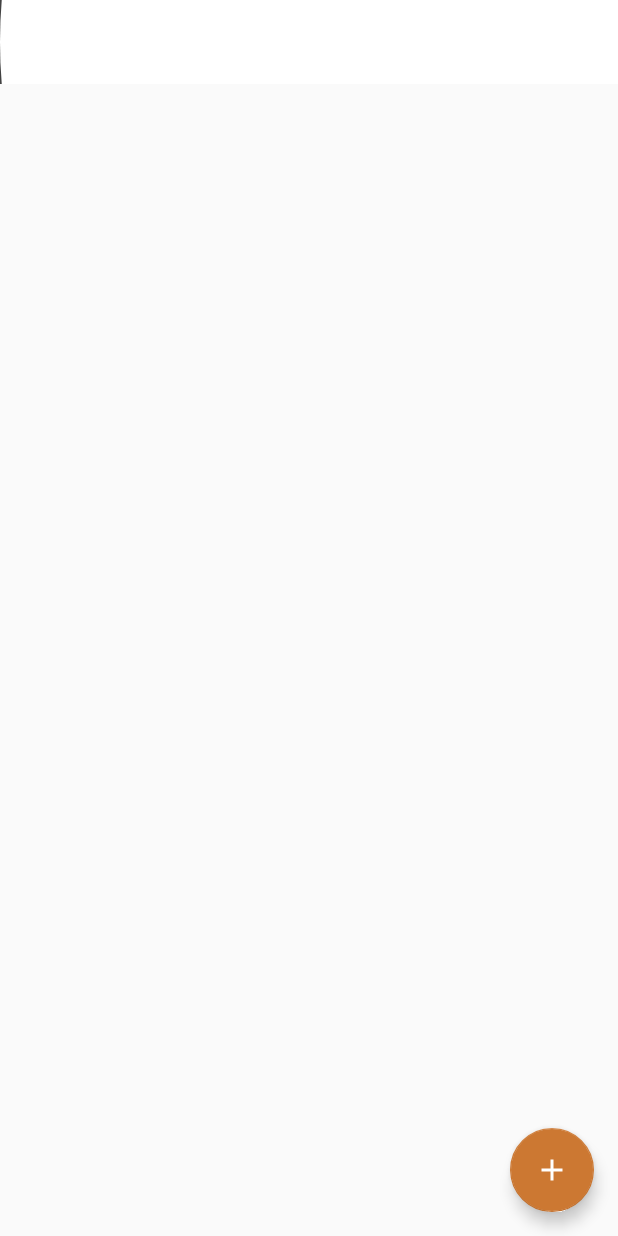
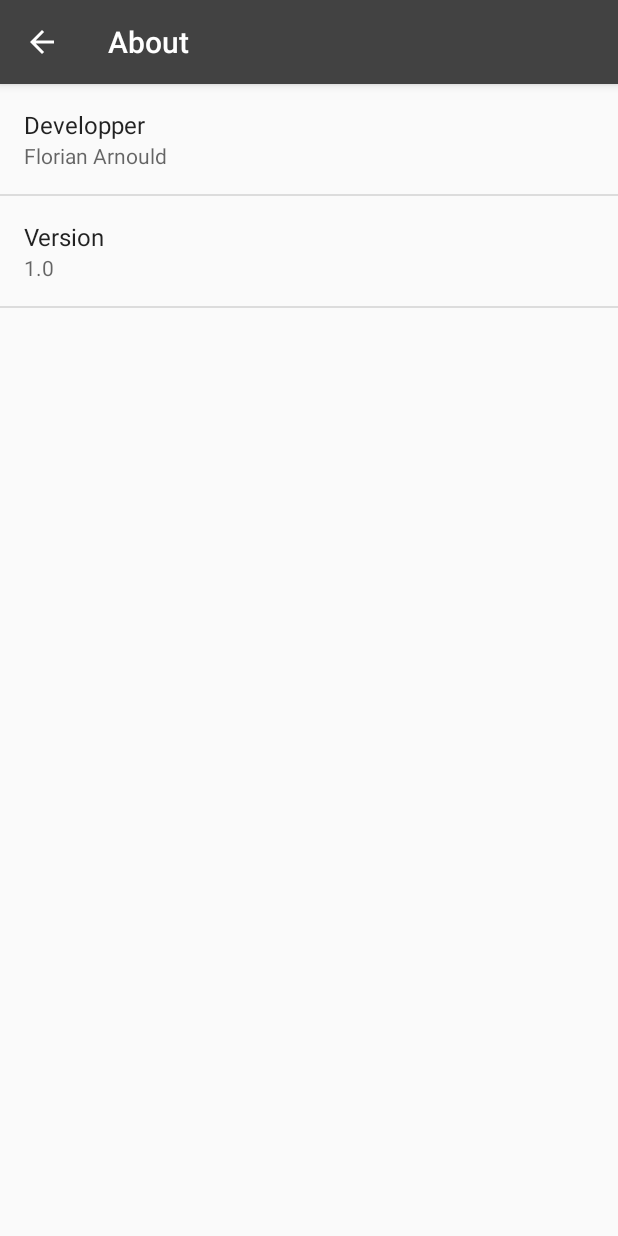
Before and after one commit to FlorianArnould/Todo, an Android app: the screen it shows after launch (MainActivity before the commit, AboutActivity after it), in the side drawer, after a tap on "About", on a phone screen of 412 x 824 dp. Run offline under Robolectric (Android 15) with nearby library versions, the phone set to English and light mode, and no system bars.

Commit message:
add about activity

```diff
--- a/app/src/main/AndroidManifest.xml
+++ b/app/src/main/AndroidManifest.xml
@@ -24,6 +24,10 @@
             android:name=".view.settings.SettingsActivity"
             android:label="@string/action_settings"
             android:theme="@style/AppTheme.NoActionBar"/>
+        <activity
+            android:name=".view.about.AboutActivity"
+            android:label="@string/action_about"
+            android:theme="@style/AppTheme.NoActionBar"/>
     </application>
 
 </manifest>
--- /dev/null
+++ b/app/src/main/java/fr/socket/flo/todo/view/about/AboutActivity.java
@@ -0,0 +1,38 @@
+package fr.socket.flo.todo.view.about;
+
+import android.os.Bundle;
+import android.support.v7.app.AppCompatActivity;
+import android.support.v7.widget.Toolbar;
+import android.view.MenuItem;
+
+import fr.socket.flo.todo.R;
+
+/**
+ * @author Florian Arnould
+ * @version 1.0
+ */
+public class AboutActivity extends AppCompatActivity {
+	@Override
+	protected void onCreate(Bundle savedInstanceState) {
+		super.onCreate(savedInstanceState);
+		setContentView(R.layout.settings_activity);
+		Toolbar toolbar = (Toolbar)findViewById(R.id.toolbar);
+		setSupportActionBar(toolbar);
+		if (getSupportActionBar() != null) {
+			getSupportActionBar().setDisplayHomeAsUpEnabled(true);
+		}
+		getFragmentManager().beginTransaction()
+				.replace(R.id.fragmentContent, new AboutFragment())
+				.commit();
+	}
+
+	@Override
+	public boolean onOptionsItemSelected(MenuItem item) {
+		switch (item.getItemId()) {
+			case android.R.id.home:
+				this.finish();
+				break;
+		}
+		return super.onOptionsItemSelected(item);
+	}
+}
--- /dev/null
+++ b/app/src/main/java/fr/socket/flo/todo/view/about/AboutFragment.java
@@ -0,0 +1,18 @@
+package fr.socket.flo.todo.view.about;
+
+import android.os.Bundle;
+import android.preference.PreferenceFragment;
+
+import fr.socket.flo.todo.R;
+
+/**
+ * @author Florian Arnould
+ * @version 1.0
+ */
+public class AboutFragment extends PreferenceFragment {
+	@Override
+	public void onCreate(Bundle savedInstanceState) {
+		super.onCreate(savedInstanceState);
+		addPreferencesFromResource(R.xml.about);
+	}
+}
--- a/app/src/main/java/fr/socket/flo/todo/view/activity/MainActivity.java
+++ b/app/src/main/java/fr/socket/flo/todo/view/activity/MainActivity.java
@@ -27,6 +27,7 @@ import fr.socket.flo.todo.database.OnDataChangedListener;
 import fr.socket.flo.todo.database.OnMultipleObjectsLoadedListener;
 import fr.socket.flo.todo.model.Project;
 import fr.socket.flo.todo.model.Sorter;
+import fr.socket.flo.todo.view.about.AboutActivity;
 import fr.socket.flo.todo.view.drawable.ColorGenerator;
 import fr.socket.flo.todo.view.drawable.ProgressTextDrawable;
 import fr.socket.flo.todo.view.fragments.AllProjectsFragment;
@@ -182,7 +183,7 @@ public class MainActivity extends SearchActivity
 				showSettings();
 				break;
 			case R.id.about:
-				// TODO: 18/05/17 create about activity to show here
+				showAbout();
 				break;
 			default:
 				Log.w("Drawer items", "A static item selected was not handle by the MainActivity");
@@ -191,6 +192,11 @@ public class MainActivity extends SearchActivity
 
 	private void showSettings() {
 		Intent intent = new Intent(MainActivity.this, SettingsActivity.class);
+		startActivity(intent);
+	}
+
+	private void showAbout(){
+		Intent intent = new Intent(MainActivity.this, AboutActivity.class);
 		startActivity(intent);
 	}
 
--- a/app/src/main/res/values/strings.xml
+++ b/app/src/main/res/values/strings.xml
@@ -5,7 +5,6 @@
     <string name="navigation_drawer_close" translatable="false">Close navigation drawer</string>
 
     <string name="action_settings">Settings</string>
-    <string name="action_about">About</string>
     <string name="project_title">Projects</string>
     <string name="todo_comment" translatable="false">TODO so many things</string>
     <string name="favorites">Favorites</string>
@@ -32,4 +31,10 @@
 
     <string name="settings_priority_max_value_title">Maximum priority value</string>
     <string name="settings_priority_max_value_summary">Set the maximum possible value for the priorityof tasks and projects</string>
+
+    <string name="action_about">About</string>
+    <string name="version">Version</string>
+    <string name="version_number" translatable="false">1.0</string>
+    <string name="developer">Developper</string>
+    <string name="developer_name" translatable="false">Florian Arnould</string>
 </resources>
--- /dev/null
+++ b/app/src/main/res/xml/about.xml
@@ -0,0 +1,9 @@
+<?xml version="1.0" encoding="utf-8"?>
+<PreferenceScreen xmlns:android="http://schemas.android.com/apk/res/android">
+    <Preference
+        android:title="@string/developer"
+        android:summary="@string/developer_name"/>
+    <Preference
+        android:title="@string/version"
+        android:summary="@string/version_number"/>
+</PreferenceScreen>
```
Also changed, not shown: 1 other file.
